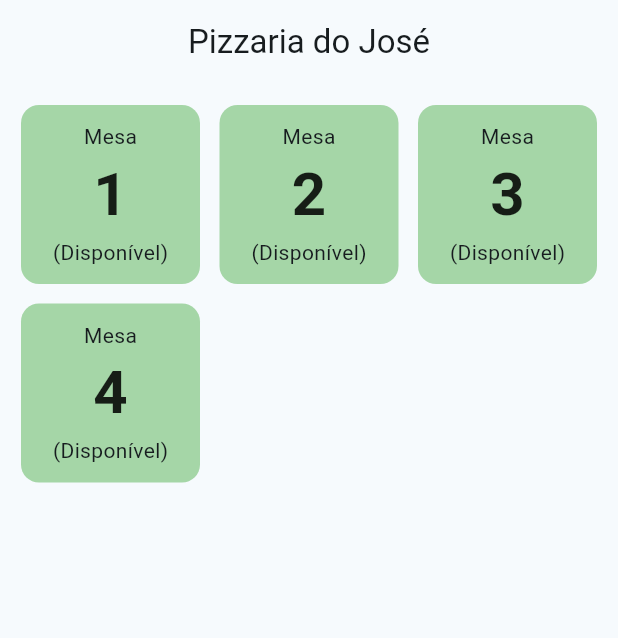
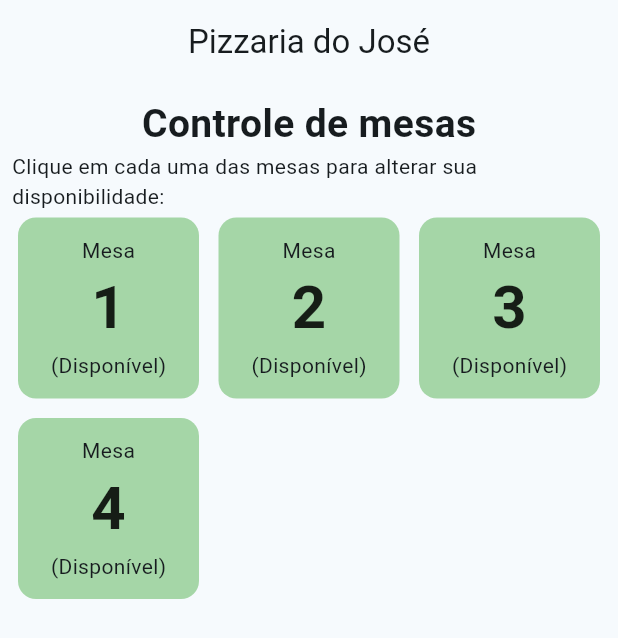
Before and after one commit to joaopaulozorek/pizzeria-challenge, a Flutter app: the screen it shows after launch, on a phone screen of 412 x 824 dp. Shown: the top 638 px of the screen. Run offline on Flutter 3.47's test engine with Material 2 defaults, Android fonts, the phone set to English and light mode, and no system bars; our stand-ins replace flutter_mobx, flutter_modular, mobx, sqflite; accounts and stored records are empty; generated files the repository leaves out were written again.

Commit message:
simplificando a resolução do problema

```diff
--- a/lib/app/features/home/pages/home_page.dart
+++ b/lib/app/features/home/pages/home_page.dart
@@ -23,11 +23,22 @@ class _HomePageState extends State<HomePage> {
           title: const Text('Pizzaria do José'),
         ),
         body: Padding(
-          padding: const EdgeInsets.all(10.0),
+          padding: const EdgeInsets.all(8.0),
+          child: Column(
+            crossAxisAlignment: CrossAxisAlignment.center,
+            children: [
+              const Text(
+                'Controle de mesas',
+                style: TextStyle(fontSize: 26.0, fontWeight: FontWeight.bold),
+              ),
+              const Text(
+                  'Clique em cada uma das mesas para alterar sua disponibilidade:'),
+              Expanded(
                 child: GridView.builder(
                   itemCount: _homeController.tableList.length,
                   itemBuilder: (context, index) {
-              return TableCard(tableModel: _homeController.tableList[index]);
+                    return TableCard(
+                        tableModel: _homeController.tableList[index]);
                   },
                   gridDelegate: const SliverGridDelegateWithMaxCrossAxisExtent(
                     crossAxisSpacing: 5,
@@ -36,6 +47,9 @@ class _HomePageState extends State<HomePage> {
                   ),
                 ),
               ),
+            ],
+          ),
+        ),
       );
     });
   }
--- a/lib/app/features/home/pages/table_detail_page.dart
+++ b/lib/app/features/home/pages/table_detail_page.dart
@@ -72,12 +72,6 @@ class _TableDetailPageState extends State<TableDetailPage> {
             ],
           ),
         ),
-        floatingActionButton: FloatingActionButton.extended(
-            onPressed: () {
-              Modular.to.pushNamed('order/', arguments: widget.tableModel);
-            },
-            label: const Text('Anotar Pedido'),
-            icon: const Icon(Icons.add)),
       );
     });
   }
```
Lines whose indentation alone changed are shown as unchanged.
